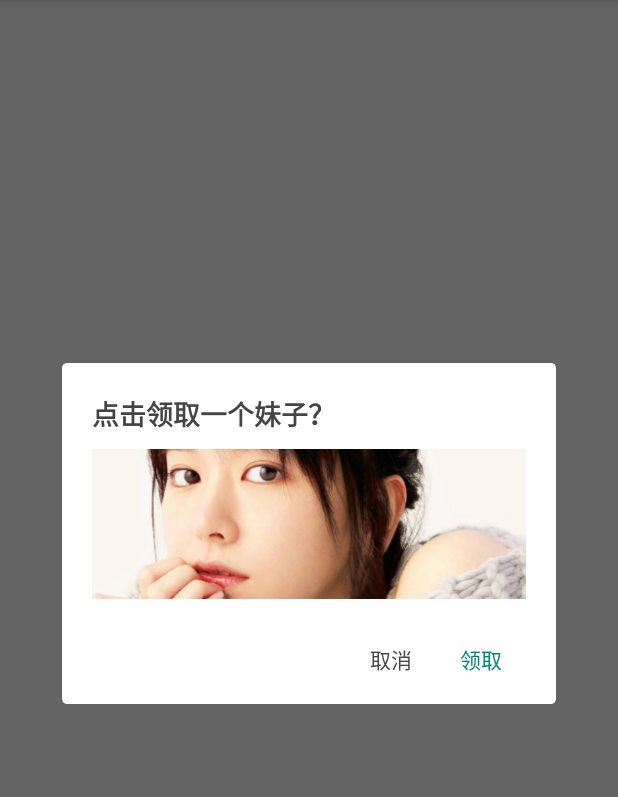
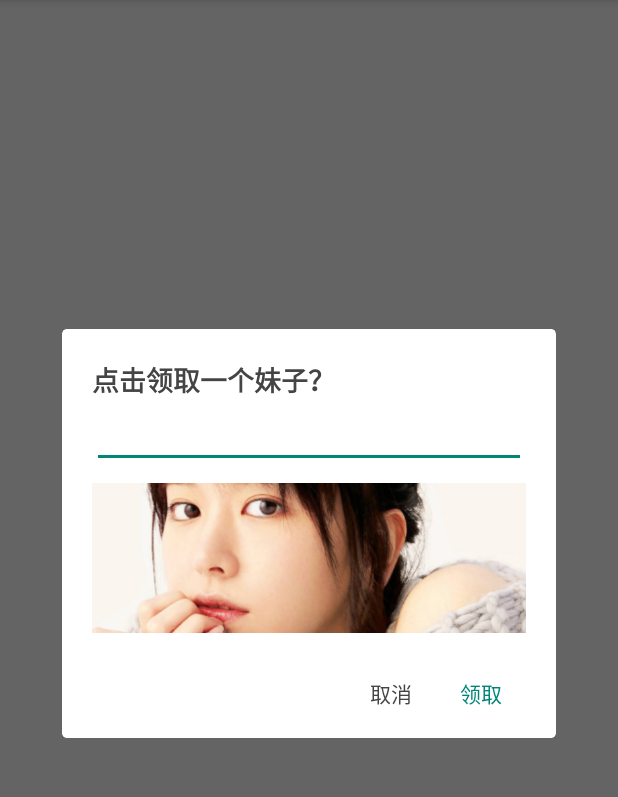
Before and after one commit to qzc0537/CustomDialog, an Android app: the screen it shows after launch (MainActivity), after a tap on "Click Me!", on a phone screen of 412 x 824 dp, the part 84-881 px from its top. Run offline under Robolectric (Android 15) with nearby library versions, the phone set to English and light mode, and no system bars.

Commit message:
修复获取不到输入框值的问题

```diff
--- a/app/build.gradle
+++ b/app/build.gradle
@@ -3,7 +3,7 @@ apply plugin: 'com.android.application'
 android {
     compileSdkVersion 28
     defaultConfig {
-        applicationId "com.qzc.dialogfactory"
+        applicationId "com.qzc.sample"
         minSdkVersion 19
         targetSdkVersion 28
         versionCode 1
--- a/app/src/main/AndroidManifest.xml
+++ b/app/src/main/AndroidManifest.xml
@@ -9,7 +9,7 @@
         android:roundIcon="@mipmap/ic_launcher_round"
         android:supportsRtl="true"
         android:theme="@style/AppTheme">
-        <activity android:name="com.qzc.sample.MainActivity">
+        <activity android:name=".MainActivity">
             <intent-filter>
                 <action android:name="android.intent.action.MAIN" />
 
--- a/app/src/main/res/layout/dialog_custom.xml
+++ b/app/src/main/res/layout/dialog_custom.xml
@@ -15,7 +15,7 @@
         android:paddingRight="20dp"
         android:paddingBottom="10dp">
 
-        <android.support.v7.widget.AppCompatTextView
+        <TextView
             android:id="@+id/tv_title"
             android:layout_width="wrap_content"
             android:layout_height="wrap_content"
@@ -24,16 +24,22 @@
             android:textSize="18sp"
             android:textStyle="bold" />
 
-        <android.support.v7.widget.AppCompatImageView
+        <EditText
+            android:id="@+id/edt_input"
+            app:layout_constraintTop_toBottomOf="@id/tv_title"
+            android:layout_width="match_parent"
+            android:layout_height="wrap_content" />
+
+        <ImageView
             android:id="@+id/iv_beauty"
             android:layout_width="match_parent"
             android:layout_height="100dp"
             android:layout_marginTop="10dp"
             android:scaleType="centerCrop"
             android:src="@drawable/icon_head"
-            app:layout_constraintTop_toBottomOf="@id/tv_title" />
+            app:layout_constraintTop_toBottomOf="@id/edt_input" />
 
-        <android.support.v7.widget.AppCompatTextView
+        <TextView
             android:id="@+id/btn_cancel"
             android:layout_width="60dp"
             android:layout_height="40dp"
@@ -45,7 +51,7 @@
             app:layout_constraintRight_toLeftOf="@id/btn_confirm"
             app:layout_constraintTop_toTopOf="@id/btn_confirm" />
 
-        <android.support.v7.widget.AppCompatTextView
+        <TextView
             android:id="@+id/btn_confirm"
             android:layout_width="60dp"
             android:layout_height="40dp"
--- a/customdialog/src/main/java/com/qzc/customdialog/CustomDialog.java
+++ b/customdialog/src/main/java/com/qzc/customdialog/CustomDialog.java
@@ -7,6 +7,7 @@ import android.graphics.drawable.Drawable;
 import android.support.annotation.IdRes;
 import android.support.v4.content.ContextCompat;
 import android.text.TextUtils;
+import android.util.Log;
 import android.util.SparseArray;
 import android.view.LayoutInflater;
 import android.view.View;
@@ -14,6 +15,7 @@ import android.view.ViewGroup;
 import android.widget.Button;
 import android.widget.CheckBox;
 import android.widget.CompoundButton;
+import android.widget.EditText;
 import android.widget.ImageView;
 import android.widget.RadioButton;
 import android.widget.RadioGroup;
@@ -34,7 +36,6 @@ public class CustomDialog extends BaseDialog implements View.OnClickListener {
     private final String TAG = this.getClass().getSimpleName();
     private final SparseArray<View> views;
     private final LinkedHashMap<Integer, CustomClickListener> clickMap;
-    private View rootView;
 
     private CustomDialog(Builder builder) {
         super(builder);
@@ -58,7 +59,7 @@ public class CustomDialog extends BaseDialog implements View.OnClickListener {
 
     @Override
     protected void initEvent() {
-        rootView = LayoutInflater.from(builder.getContext().getApplicationContext())
+        View rootView = LayoutInflater.from(builder.getContext().getApplicationContext())
                 .inflate(builder.getLayoutId(), null);
         getAllChildViews(rootView);
     }
@@ -66,7 +67,7 @@ public class CustomDialog extends BaseDialog implements View.OnClickListener {
     @Override
     public void onClick(View v) {
         if (customClicksListener != null) {
-            customClicksListener.onCustomClicks(v, rootView, CustomDialog.this);
+            customClicksListener.onCustomClicks(v, v.getRootView(), CustomDialog.this);
         }
     }
 
```
Also changed, not shown: app/src/main/java/com/qzc/sample/MainActivity.java (+6 -9 lines).
